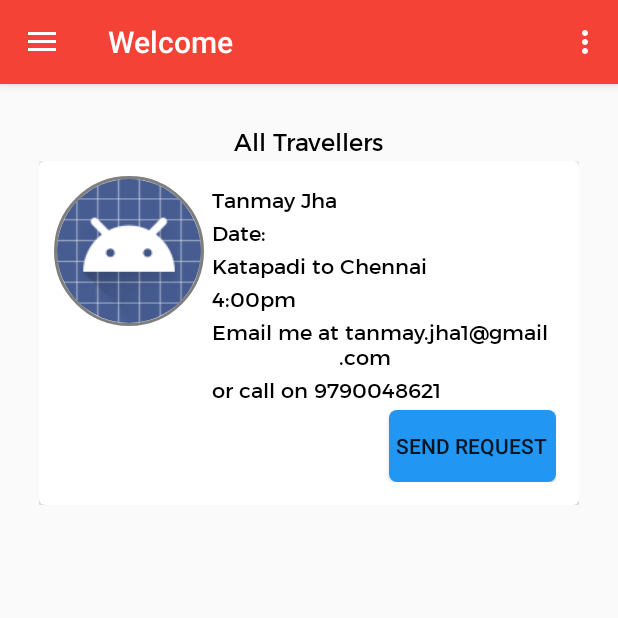
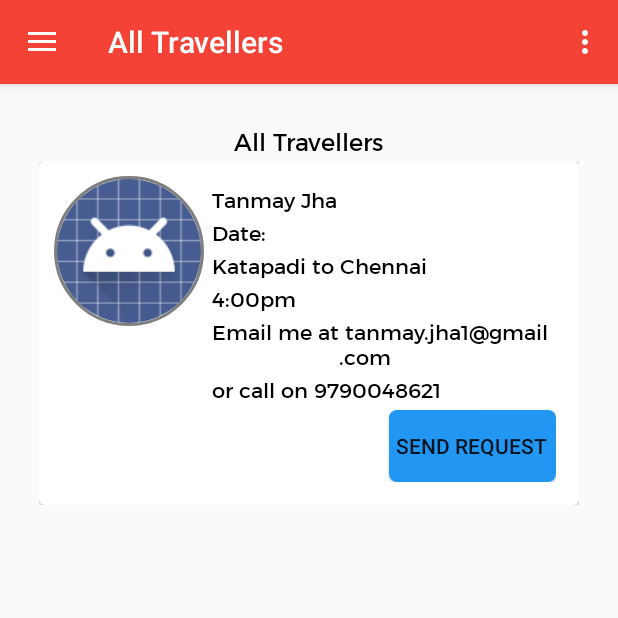
Before and after one commit to vitcabshare/Android-Front-end, an Android app: the HomeActivity screen opened directly, with no data from a screen before it, on a phone screen of 412 x 824 dp, the top half of it. Run offline under Robolectric (Android 15) with nearby library versions, the phone set to English and light mode, and no system bars; our stand-ins replace CircleImageView; pictures from the network do not load.

Commit message:
Phone no issues have been rectified

```diff
--- a/app/src/main/java/com/example/tanmayjha/vitcabs/Entity/BookACab/BookACabFragment.java
+++ b/app/src/main/java/com/example/tanmayjha/vitcabs/Entity/BookACab/BookACabFragment.java
@@ -83,7 +83,8 @@ public class BookACabFragment extends Fragment {
         fromLocation=(Spinner)view.findViewById(R.id.book_a_cab_spinner_from_location);
         toLocation=(Spinner)view.findViewById(R.id.book_a_cab_spinner_to_location);
 
-        nameEditText.setText(accountInformation.getFullName());
+        nameEditText.setText(accountInformation.getFirstName()+accountInformation.getLastName()
+        );
         emailEditText.setText(accountInformation.getEmail());
 
         myCalendar = Calendar.getInstance();
--- a/app/src/main/java/com/example/tanmayjha/vitcabs/Entity/Navigation/HomeActivity.java
+++ b/app/src/main/java/com/example/tanmayjha/vitcabs/Entity/Navigation/HomeActivity.java
@@ -69,14 +69,13 @@ public class HomeActivity extends AppCompatActivity
 
         replaceFragment(new ShowAllTravellers(),"All Travellers");
 
-        Intent fromLogin=getIntent();
-        personName=accountInformation.getFullName();
+        personName=accountInformation.getFirstName();
         personPhotoUrl=accountInformation.getUrl();
         Log.v("Person's name",personName);
         View hView =  navigationView.getHeaderView(0);
         TextView name=(TextView)hView.findViewById(R.id.person_name);
         CircleImageView personImage=(CircleImageView)hView.findViewById(R.id.person_image);
-        name.setText(personName);
+        name.setText(personName+accountInformation.getLastName());
         Glide.with(getApplicationContext()).load(personPhotoUrl).thumbnail(0.5f).diskCacheStrategy(DiskCacheStrategy.ALL).into(personImage);
     }
 
@@ -84,8 +83,6 @@ public class HomeActivity extends AppCompatActivity
     public void onStart()
     {
         super.onStart();
-        String title="Welcome";
-        getSupportActionBar().setTitle(title);
         GoogleSignInOptions gso = new GoogleSignInOptions.Builder(GoogleSignInOptions.DEFAULT_SIGN_IN).requestEmail().build();
         mGoogleApiClient = new GoogleApiClient.Builder(this).enableAutoManage(this, this).addApi(Auth.GOOGLE_SIGN_IN_API, gso).build();
         OptionalPendingResult<GoogleSignInResult> opr =
@@ -118,7 +115,7 @@ public class HomeActivity extends AppCompatActivity
         } else {
             super.onBackPressed();
             Fragment f =getSupportFragmentManager().findFragmentById(R.id.container);
-            if(f instanceof WelcomeFragment)
+            if(f instanceof ShowAllTravellers)
             {
                 finishAffinity();
             }
--- a/app/src/main/java/com/example/tanmayjha/vitcabs/Entity/PhoneNoVerfication/PhoneNoActivity.java
+++ b/app/src/main/java/com/example/tanmayjha/vitcabs/Entity/PhoneNoVerfication/PhoneNoActivity.java
@@ -23,7 +23,7 @@ public class PhoneNoActivity extends AppCompatActivity {
     protected void onCreate(Bundle savedInstanceState) {
         super.onCreate(savedInstanceState);
         setContentView(R.layout.activity_phone_no);
-        getActionBar().setTitle("Verify Profile");
+        getSupportActionBar().setTitle("Verify Profile");
     }
 
     @Override
@@ -47,7 +47,7 @@ public class PhoneNoActivity extends AppCompatActivity {
                 if(phoneNo.getText().toString().trim().isEmpty())
                 {
                     phoneNoLayout.setErrorEnabled(true);
-                    phoneNoLayout.setError("Enter the text first");
+                    phoneNoLayout.setError("Enter the phone no first");
                     if(phoneNo.requestFocus())
                     {
                         //not sure what is the use of below code
--- a/app/src/main/java/com/example/tanmayjha/vitcabs/Entity/PhoneNoVerfication/VerifyCodeActivity.java
+++ b/app/src/main/java/com/example/tanmayjha/vitcabs/Entity/PhoneNoVerfication/VerifyCodeActivity.java
@@ -28,13 +28,14 @@ public class VerifyCodeActivity extends AppCompatActivity {
         code_layout=(TextInputLayout)findViewById(R.id.verify_code_layout);
         code=(MontserratEditText)findViewById(R.id.verify_code);
         verify=(Button)findViewById(R.id.verify_code_verify);
+        getSupportActionBar().setTitle("Verification");
         verify.setOnClickListener(new View.OnClickListener() {
             @Override
             public void onClick(View v) {
                 if(code.getText().toString().trim().isEmpty())
                 {
                     code_layout.setErrorEnabled(true);
-                    code_layout.setError("Enter the text first");
+                    code_layout.setError("Enter the code first");
                     if(code.requestFocus())
                     {
                         //not sure what is the use of below code
--- a/app/src/main/res/layout/activity_verify_code.xml
+++ b/app/src/main/res/layout/activity_verify_code.xml
@@ -21,7 +21,8 @@
             android:hint="Enter the verification code"
             android:gravity="center_horizontal"
             android:id="@+id/verify_code"
-            android:ems="15">
+            android:ems="15"
+            android:inputType="phone">
         </com.example.tanmayjha.vitcabs.Control.Font.MontserratEditText>
     </android.support.design.widget.TextInputLayout>
 
```
Also changed, not shown: app/src/main/AndroidManifest.xml (+7 -6 lines), app/src/main/res/layout/activity_phone_no.xml (+5 -3 lines).
